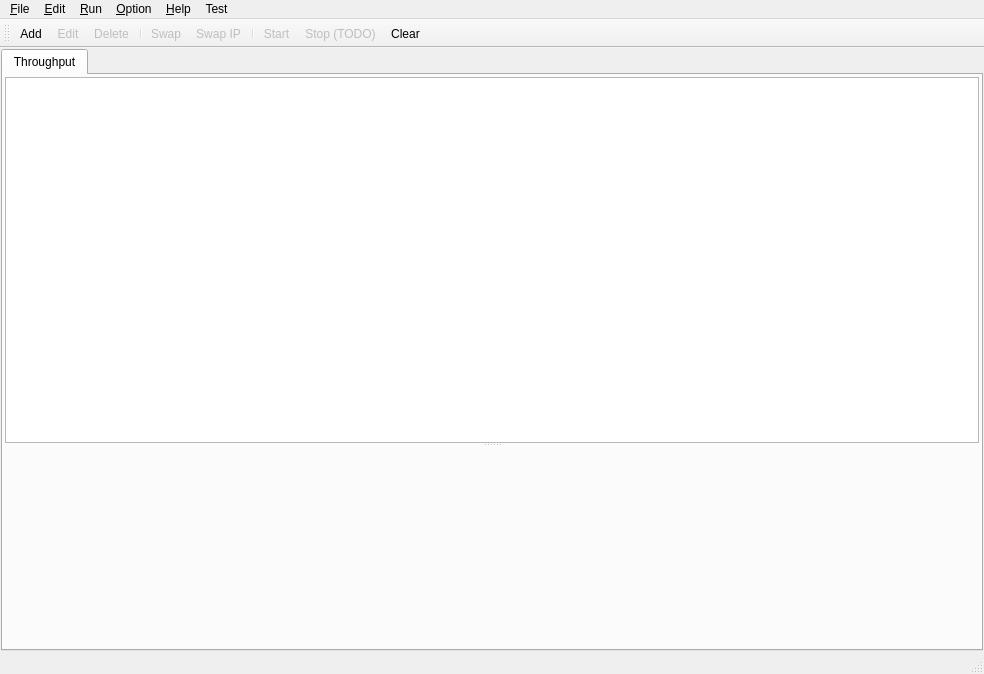
Before: the Qt Designer form qiperfc/src/qiperfc.ui in coolshou/qiperf, drawn with Qt 5.
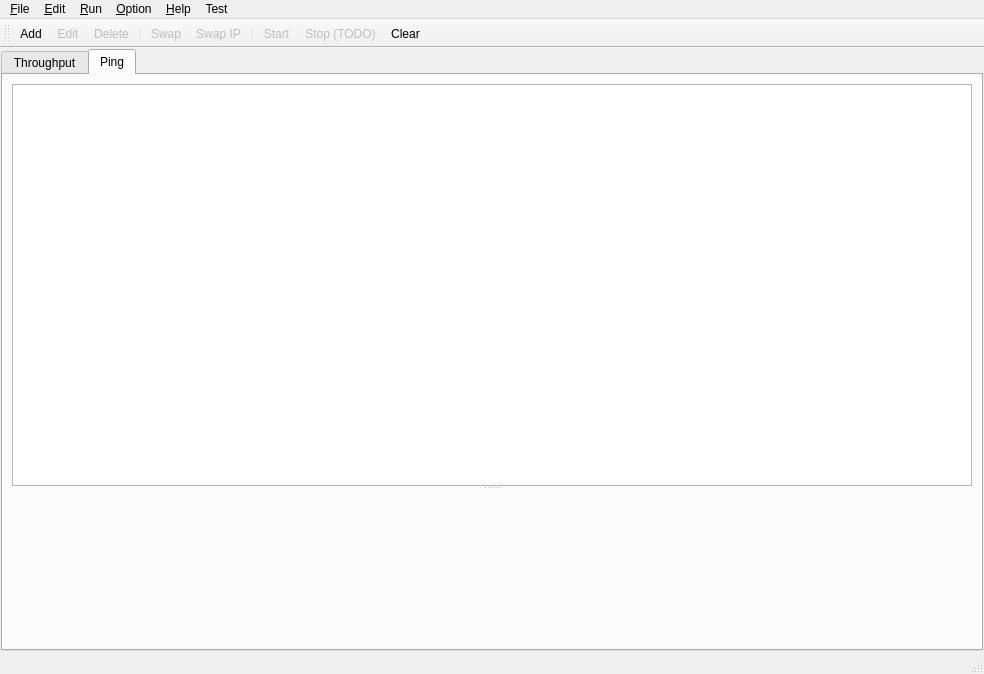
After: the same form once the commit is applied. The open tabs and pages were chosen to show the change. Icons and pictures are not drawn.

```diff
--- a/qiperfc/src/qiperfc.ui
+++ b/qiperfc/src/qiperfc.ui
@@ -110,6 +110,30 @@
         </item>
        </layout>
       </widget>
+      <widget class="QWidget" name="tab_ping">
+       <attribute name="title">
+        <string>Ping</string>
+       </attribute>
+       <layout class="QVBoxLayout" name="verticalLayout_2">
+        <item>
+         <widget class="QSplitter" name="splitter_2">
+          <property name="orientation">
+           <enum>Qt::Vertical</enum>
+          </property>
+          <widget class="QTreeView" name="tv_ping"/>
+          <widget class="QWidget" name="widget" native="true">
+           <property name="minimumSize">
+            <size>
+             <width>0</width>
+             <height>150</height>
+            </size>
+           </property>
+           <layout class="QHBoxLayout" name="hl_ping"/>
+          </widget>
+         </widget>
+        </item>
+       </layout>
+      </widget>
      </widget>
     </item>
    </layout>
```
Left out of the diff: 8 changed lines with no effect on the pictures.
